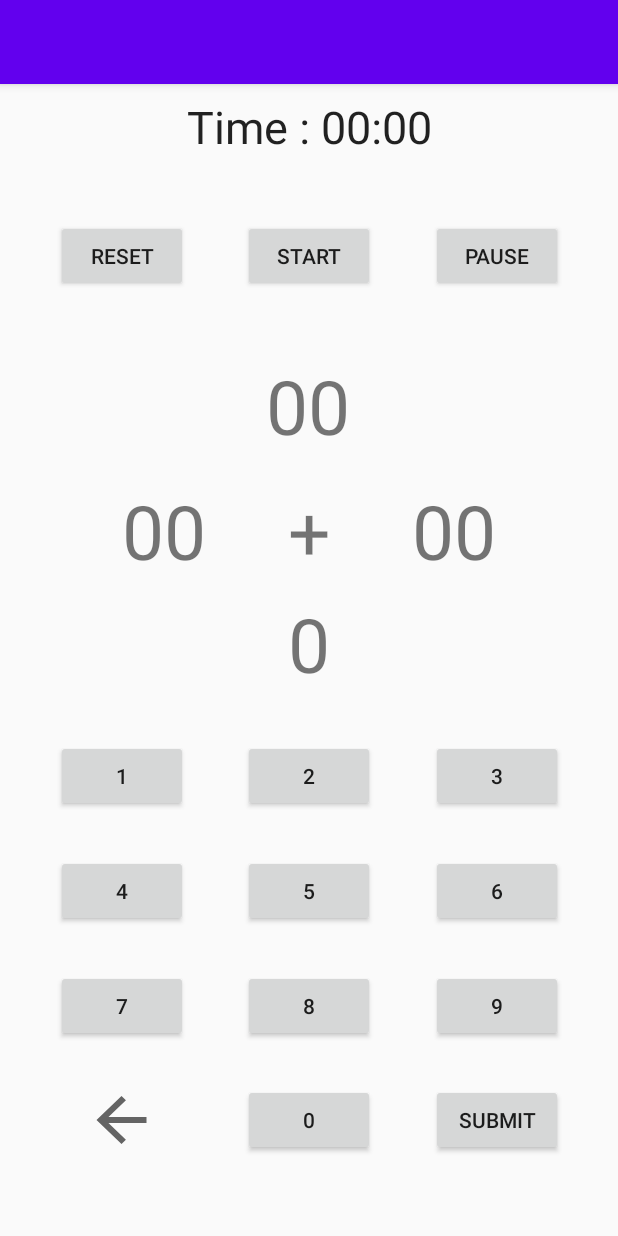
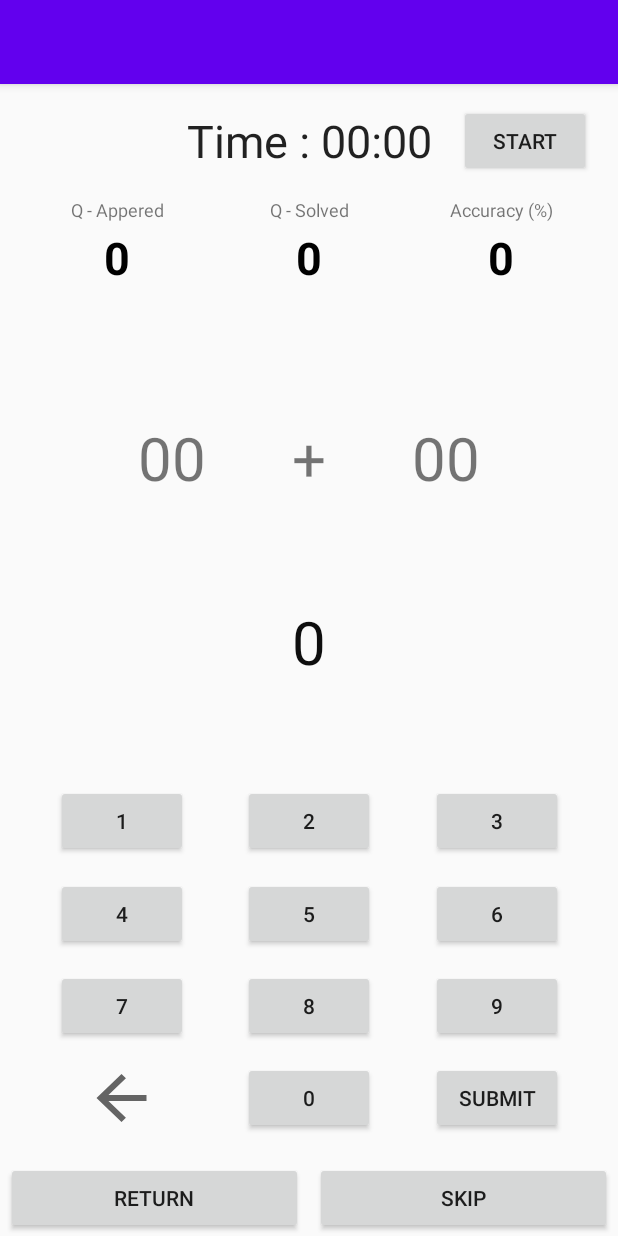
Before and after one commit to Indra-co-git/Math, an Android app: the play screen opened directly, with no data from a screen before it, on a phone screen of 412 x 824 dp. Run offline under Robolectric (Android 15) with nearby library versions, the phone set to English and light mode, and no system bars.

Commit message:
added basic layout

```diff
--- a/app/build.gradle
+++ b/app/build.gradle
@@ -34,6 +34,8 @@ dependencies {
     implementation 'androidx.constraintlayout:constraintlayout:1.1.3'
 
 
+    implementation 'com.google.firebase:firebase-database:19.3.1'
+    implementation 'com.google.firebase:firebase-firestore:21.5.0'
     testImplementation 'junit:junit:4.12'
     androidTestImplementation 'androidx.test.ext:junit:1.1.1'
     androidTestImplementation 'androidx.test.espresso:espresso-core:3.2.0'
--- a/app/src/main/java/com/indra/math/MainActivity.java
+++ b/app/src/main/java/com/indra/math/MainActivity.java
@@ -28,7 +28,6 @@ import com.google.firebase.database.ValueEventListener;
 
 import java.util.Arrays;
 import java.util.HashMap;
-import java.util.HashSet;
 import java.util.Map;
 import java.util.Random;
 
@@ -76,7 +75,7 @@ public class MainActivity extends AppCompatActivity {
 
 
 
-        b1 = findViewById(R.id.start);
+        b1 = findViewById(R.id.skip);
         b2 = findViewById(R.id.pause);
         b3 = findViewById(R.id.reset);
 
--- a/app/src/main/java/com/indra/math/play.java
+++ b/app/src/main/java/com/indra/math/play.java
@@ -1,31 +1,30 @@
 package com.indra.math;
 
 import android.content.Intent;
+import android.graphics.Color;
 import android.os.Bundle;
 import android.os.SystemClock;
-import android.view.Menu;
-import android.view.MenuInflater;
-import android.view.MenuItem;
 import android.view.View;
 import android.widget.Button;
 import android.widget.Chronometer;
 import android.widget.TextView;
+import android.widget.Toast;
 
 import androidx.appcompat.app.AppCompatActivity;
-
-import com.google.firebase.auth.FirebaseAuth;
 
 import java.util.Random;
 
 public class play extends AppCompatActivity {
 
     Chronometer chronometer;
-    Button start,pause,reset,sub,b0,b1,b2,b3,b4,b5,b6,b7,b8,b9,backspace;
+    Button start,returned,skip,sub,b0,b1,b2,b3,b4,b5,b6,b7,b8,b9,backspace;
     private boolean running;
     private long offset;
     String answer_input;
 
-    TextView ta,tb,ts,fs,ed;
+    int solved_val,appered_val,accuracy_val;
+
+    TextView ta,tb,ed,solve,appere,accuracy;
     int a,b,c,s;
 //    EditText ed;
     @Override
@@ -37,24 +36,33 @@ public class play extends AppCompatActivity {
         chronometer.setBase(SystemClock.elapsedRealtime());
         //  chronometer.setCountDown(true);
         answer_input = "0";
+        solved_val=0;
+        appered_val=0;
+        accuracy_val=0;
 
 
         start = findViewById(R.id.start);
-        pause = findViewById(R.id.pause);
-        reset = findViewById(R.id.reset);
+//        pause = findViewById(R.id.pause);
+//        reset = findViewById(R.id.reset);
 
         ta = findViewById(R.id.a);
         tb = findViewById(R.id.b);
-        ts = findViewById(R.id.score);
-        fs = findViewById(R.id.finalscore);
+        solve=findViewById(R.id.q_solved);
+        appere=findViewById(R.id.q_appered);
+        accuracy=findViewById(R.id.accuracy);
+        ed = findViewById(R.id.res);
 
         sub = findViewById(R.id.submit);
+
+
+        returned=findViewById(R.id.returned);
+        skip=findViewById(R.id.skip);
 
 //        keyboard cord part
         {
         ed = findViewById(R.id.res);
 
-
+        sub = findViewById(R.id.submit);
         b0 = findViewById(R.id.button0);
         b1 = findViewById(R.id.button1);
         b2 = findViewById(R.id.button2);
@@ -211,35 +219,27 @@ public class play extends AppCompatActivity {
                     tb.setText(String.valueOf(int_randomb));
                     sub.setClickable(true);
                     ed.setText("");
-
+                    answer_input="0";
                 }
             }
         });
 
-        pause.setOnClickListener(new View.OnClickListener() {
+        //skip of question with no accuracy change
+        skip.setOnClickListener(new View.OnClickListener() {
             @Override
             public void onClick(View view) {
                 if(running)
                 {
-                    chronometer.stop();
-                    offset = SystemClock.elapsedRealtime() - chronometer.getBase();
-                    running = false;
-
-
+                    set_next_question();
                 }
             }
         });
-
-        reset.setOnClickListener(new View.OnClickListener() {
+//        return to mainactivity(intro)
+        returned.setOnClickListener(new View.OnClickListener() {
             @Override
             public void onClick(View view) {
-                if(!running)
-                {
-                    chronometer.setBase(SystemClock.elapsedRealtime());
-                    offset=0;
-                    chronometer.stop();
-                }
-
+                Intent intent = new Intent( play.this,MainActivity.class);
+                startActivity(intent);
             }
         });
 
@@ -252,11 +252,8 @@ public class play extends AppCompatActivity {
                     running = false;
                     chronometer.stop();
 
-                    fs.setText(String.valueOf(s));
                     sub.setClickable(false);
                     s = 0;
-
-
                 }
             }
         });
@@ -264,35 +261,57 @@ public class play extends AppCompatActivity {
         sub.setOnClickListener(new View.OnClickListener() {
             @Override
             public void onClick(View view) {
+                if (running) {
 
+                    if (ta.getText().toString().length() == 0 || tb.getText().toString().length() == 0 || ed.getText().toString().length() == 0) {
+                        Toast.makeText(play.this, "Submit is wrong", Toast.LENGTH_SHORT).show();
+                    } else {
                         a = Integer.valueOf(ta.getText().toString());
                         b = Integer.valueOf(tb.getText().toString());
                         c = Integer.valueOf(ed.getText().toString().trim());
-                answer_input="0";
+                        answer_input = "0";
                         ed.setText(answer_input);
-                if(ed.getText().length()!=0 && c == (a+b) )
-                {
+                        if (ed.getText().length() != 0 && c == (a + b)) {
                             s++;
-                    ts.setText(String.valueOf(s));
+                            ed.setText(answer_input);
+                            solved_val += 1;
+
+                            ed.setBackgroundColor(Color.parseColor("#94CAFBAB"));
+                        } else {
                             ed.setText("");
+                            ed.setError("Wrong");
+                            ed.setBackgroundColor(Color.parseColor("#60F47C7C"));
+                        }
+                        appered_val++;
+
+                        set_scored_accuracy_appared();
+                        set_next_question();
+//                        solve.setText("some");
+                    }
+                }
+            }
+        });
+
+
+    }
+
+    private void set_scored_accuracy_appared() {
+
+        solve.setText(String.valueOf(solved_val));
+        appere.setText(String.valueOf(appered_val));
+        if(appered_val!=0)
+        accuracy.setText(String.valueOf((solved_val*100/appered_val)));
+        else
+            accuracy.setText("0");
+    }
+
+    private void set_next_question() {
         Random rand = new Random();
         int int_randoma = rand.nextInt(10);
         int int_randomb = rand.nextInt(10);
         ta.setText(String.valueOf(int_randoma));
         tb.setText(String.valueOf(int_randomb));
     }
-                else
-                {
-                    ed.setText("");
-                    ed.setError("Wrong");
-
-                }
-
-            }
-        });
 
 
 }
-
-
-}
--- a/app/src/main/res/layout/activity_main.xml
+++ b/app/src/main/res/layout/activity_main.xml
@@ -32,7 +32,7 @@
             android:layout_height="wrap_content"
             android:text="start"
             android:layout_gravity="center"
-            android:id="@+id/start"
+            android:id="@+id/skip"
             />
         <Button
             android:layout_width="wrap_content"
--- a/app/src/main/res/layout/activity_play.xml
+++ b/app/src/main/res/layout/activity_play.xml
@@ -5,42 +5,6 @@
     android:layout_width="match_parent"
     android:layout_height="match_parent"
     tools:context=".play">
-
-    <Button
-        android:id="@+id/reset"
-        android:layout_width="wrap_content"
-        android:layout_height="wrap_content"
-        android:layout_gravity="center"
-        android:text="RESET"
-        app:layout_constraintBottom_toBottomOf="@+id/start"
-        app:layout_constraintEnd_toStartOf="@+id/start"
-        app:layout_constraintHorizontal_bias="0.5"
-        app:layout_constraintStart_toStartOf="parent"
-        app:layout_constraintTop_toTopOf="@+id/start" />
-
-    <Button
-        android:id="@+id/start"
-        android:layout_width="wrap_content"
-        android:layout_height="wrap_content"
-        android:layout_gravity="center"
-        android:text="start"
-        app:layout_constraintBottom_toTopOf="@+id/score"
-        app:layout_constraintEnd_toStartOf="@+id/pause"
-        app:layout_constraintHorizontal_bias="0.5"
-        app:layout_constraintStart_toEndOf="@+id/reset"
-        app:layout_constraintTop_toBottomOf="@+id/c1" />
-
-    <Button
-        android:id="@+id/pause"
-        android:layout_width="wrap_content"
-        android:layout_height="wrap_content"
-        android:layout_gravity="center"
-        android:text="pause"
-        app:layout_constraintBottom_toBottomOf="@+id/start"
-        app:layout_constraintEnd_toEndOf="parent"
-        app:layout_constraintHorizontal_bias="0.5"
-        app:layout_constraintStart_toEndOf="@+id/start"
-        app:layout_constraintTop_toTopOf="@+id/start" />
 
     <Button
         android:id="@+id/button9"
@@ -173,15 +137,45 @@
         app:layout_constraintTop_toTopOf="@+id/back"
         app:layout_constraintVertical_bias="1.0" />
 
+    <Button
+        android:id="@+id/skip"
+        android:layout_width="0dp"
+        android:layout_height="wrap_content"
+        android:layout_marginLeft="4dp"
+        android:layout_marginRight="4dp"
+        android:text="Skip"
+        app:layout_constraintBottom_toBottomOf="parent"
+        app:layout_constraintEnd_toEndOf="parent"
+        app:layout_constraintHorizontal_bias="0.5"
+        app:layout_constraintStart_toEndOf="@+id/returned"
+        app:layout_constraintTop_toTopOf="@+id/guideline5"
+        app:layout_constraintVertical_bias="0.9" />
+
+    <Button
+        android:id="@+id/returned"
+        android:layout_width="0dp"
+        android:layout_height="wrap_content"
+        android:layout_marginLeft="4dp"
+        android:layout_marginRight="4dp"
+        android:text="RETURN"
+        app:layout_constraintBottom_toBottomOf="parent"
+        app:layout_constraintEnd_toStartOf="@+id/skip"
+        app:layout_constraintHorizontal_bias="0.5"
+        app:layout_constraintHorizontal_chainStyle="spread"
+        app:layout_constraintStart_toStartOf="parent"
+        app:layout_constraintTop_toTopOf="@+id/guideline5"
+        app:layout_constraintVertical_bias="0.9" />
+
     <Chronometer
         android:id="@+id/c1"
         android:layout_width="wrap_content"
         android:layout_height="wrap_content"
         android:layout_gravity="center"
 
-        android:layout_marginTop="8dp"
         android:textSize="30sp"
+        app:layout_constraintBottom_toTopOf="@+id/constraintLayout"
         app:layout_constraintEnd_toEndOf="parent"
+        app:layout_constraintHorizontal_bias="0.5"
         app:layout_constraintStart_toStartOf="parent"
         app:layout_constraintTop_toTopOf="parent" />
 
@@ -190,15 +184,15 @@
         android:layout_width="0dp"
         android:layout_height="wrap_content"
         android:layout_gravity="center"
-        android:layout_marginBottom="8dp"
         android:layout_weight="1"
         android:text="+"
         android:textAlignment="center"
-        android:textSize="50sp"
+        android:textSize="40dp"
         app:layout_constraintBottom_toTopOf="@+id/res"
         app:layout_constraintEnd_toStartOf="@+id/b"
         app:layout_constraintHorizontal_bias="0.5"
-        app:layout_constraintStart_toEndOf="@+id/a" />
+        app:layout_constraintStart_toEndOf="@+id/a"
+        app:layout_constraintTop_toTopOf="@+id/guideline6" />
 
     <TextView
         android:id="@+id/b"
@@ -207,26 +201,12 @@
         android:layout_gravity="center"
         android:layout_weight="1"
         android:text="00"
-        android:textSize="50sp"
+        android:textSize="40dp"
         app:layout_constraintBottom_toBottomOf="@+id/o"
         app:layout_constraintEnd_toEndOf="parent"
         app:layout_constraintHorizontal_bias="0.5"
         app:layout_constraintStart_toEndOf="@+id/o"
         app:layout_constraintTop_toTopOf="@+id/o" />
-
-    <TextView
-
-        android:id="@+id/score"
-        android:layout_width="wrap_content"
-        android:layout_height="wrap_content"
-        android:layout_gravity="center"
-        android:layout_marginBottom="16dp"
-        android:text="00"
-        android:textSize="50sp"
-        app:layout_constraintBottom_toTopOf="@+id/o"
-        app:layout_constraintEnd_toEndOf="parent"
-        app:layout_constraintHorizontal_bias="0.498"
-        app:layout_constraintStart_toStartOf="parent" />
 
     <TextView
         android:id="@+id/a"
@@ -236,7 +216,7 @@
         android:layout_weight="1"
         android:gravity="right"
         android:text="00"
-        android:textSize="50sp"
+        android:textSize="40dp"
         app:layout_constraintBottom_toBottomOf="@+id/o"
         app:layout_constraintEnd_toStartOf="@+id/o"
         app:layout_constraintHorizontal_bias="0.5"
@@ -244,63 +224,189 @@
         app:layout_constraintTop_toTopOf="@+id/o" />
 
     <TextView
-
-        android:id="@+id/finalscore"
-        android:layout_width="2dp"
-        android:layout_height="48dp"
-        android:layout_gravity="center"
-        android:layout_margin="5dp"
-        android:text=""
-        android:textSize="40sp"
-        app:layout_constraintBottom_toBottomOf="@+id/score"
-        app:layout_constraintEnd_toEndOf="parent"
-        app:layout_constraintStart_toEndOf="@+id/score"
-        app:layout_constraintTop_toTopOf="@+id/score" />
-
-    <TextView
         android:id="@+id/res"
         android:layout_width="0dp"
         android:layout_height="wrap_content"
-        android:layout_marginBottom="16dp"
         android:gravity="center"
         android:text="0"
-        android:textSize="50sp"
-        app:layout_constraintBottom_toTopOf="@+id/guideline"
+        android:textColor="#0E0E0E"
+        android:textSize="40dp"
+        app:layout_constraintBottom_toTopOf="@+id/button1"
+        app:layout_constraintEnd_toEndOf="@+id/button3"
+        app:layout_constraintHorizontal_bias="0.5"
+        app:layout_constraintStart_toStartOf="@+id/button1"
+        app:layout_constraintTop_toBottomOf="@+id/o" />
+
+    <androidx.constraintlayout.widget.ConstraintLayout
+        android:id="@+id/constraintLayout2"
+        android:layout_width="100dp"
+        android:layout_height="wrap_content"
+        app:layout_constraintBottom_toBottomOf="@+id/constraintLayout"
+        app:layout_constraintEnd_toStartOf="@+id/constraintLayout"
+        app:layout_constraintHorizontal_bias="0.5"
+        app:layout_constraintStart_toStartOf="parent"
+        app:layout_constraintTop_toTopOf="@+id/constraintLayout">
+
+        <TextView
+            android:id="@+id/textView4"
+            android:layout_width="0dp"
+            android:layout_height="wrap_content"
+            android:gravity="center"
+            android:text="Q - Appered"
+            android:textSize="12sp"
+            app:layout_constraintBottom_toTopOf="@+id/q_appered"
+            app:layout_constraintEnd_toEndOf="parent"
+            app:layout_constraintHorizontal_bias="0.5"
+            app:layout_constraintStart_toStartOf="parent"
+            app:layout_constraintTop_toTopOf="parent" />
+
+        <TextView
+            android:id="@+id/q_appered"
+            android:layout_width="0dp"
+            android:layout_height="wrap_content"
+            android:layout_marginTop="3dp"
+            android:gravity="center"
+            android:text="0"
+            android:textColor="#000000"
+            android:textSize="30dp"
+            android:textStyle="bold"
+            app:layout_constraintBottom_toBottomOf="parent"
+            app:layout_constraintEnd_toEndOf="parent"
+            app:layout_constraintHorizontal_bias="0.5"
+            app:layout_constraintStart_toStartOf="parent"
+            app:layout_constraintTop_toBottomOf="@+id/textView4" />
+    </androidx.constraintlayout.widget.ConstraintLayout>
+
+    <androidx.constraintlayout.widget.ConstraintLayout
+        android:id="@+id/constraintLayout"
+        android:layout_width="100dp"
+        android:layout_height="wrap_content"
+        app:layout_constraintBottom_toTopOf="@+id/guideline6"
+        app:layout_constraintEnd_toStartOf="@+id/constraintLayout3"
+        app:layout_constraintHorizontal_bias="0.5"
+        app:layout_constraintStart_toEndOf="@+id/constraintLayout2"
+        app:layout_constraintTop_toBottomOf="@+id/c1">
+
+        <TextView
+            android:id="@+id/textView42"
+            android:layout_width="0dp"
+            android:layout_height="wrap_content"
+            android:gravity="center"
+            android:text="Q - Solved"
+            android:textSize="12sp"
+            app:layout_constraintBottom_toTopOf="@+id/q_solved"
+            app:layout_constraintEnd_toEndOf="parent"
+            app:layout_constraintHorizontal_bias="0.5"
+            app:layout_constraintStart_toStartOf="parent"
+            app:layout_constraintTop_toTopOf="parent" />
+
+        <TextView
+            android:id="@+id/q_solved"
+            android:layout_width="0dp"
+            android:layout_height="wrap_content"
+            android:layout_marginTop="3dp"
+            android:gravity="center"
+            android:text="0"
+            android:textColor="#000000"
+            android:textSize="30dp"
+            android:textStyle="bold"
+            app:layout_constraintBottom_toBottomOf="parent"
+            app:layout_constraintEnd_toEndOf="parent"
+            app:layout_constraintHorizontal_bias="0.5"
+            app:layout_constraintStart_toStartOf="parent"
+            app:layout_constraintTop_toBottomOf="@+id/textView42" />
+    </androidx.constraintlayout.widget.ConstraintLayout>
+
+    <androidx.constraintlayout.widget.ConstraintLayout
+        android:id="@+id/constraintLayout3"
+        android:layout_width="100dp"
+        android:layout_height="wrap_content"
+        app:layout_constraintBottom_toBottomOf="@+id/constraintLayout"
         app:layout_constraintEnd_toEndOf="parent"
-        app:layout_constraintStart_toStartOf="parent" />
+        app:layout_constraintHorizontal_bias="0.5"
+        app:layout_constraintStart_toEndOf="@+id/constraintLayout"
+        app:layout_constraintTop_toTopOf="@+id/constraintLayout">
+
+        <TextView
+            android:id="@+id/textView43"
+            android:layout_width="0dp"
+            android:layout_height="wrap_content"
+            android:gravity="center"
+            android:text="Accuracy (%)"
+            android:textSize="12sp"
+            app:layout_constraintBottom_toTopOf="@+id/accuracy"
+            app:layout_constraintEnd_toEndOf="parent"
+            app:layout_constraintHorizontal_bias="0.5"
+            app:layout_constraintStart_toStartOf="parent"
+            app:layout_constraintTop_toTopOf="parent" />
+
+        <TextView
+            android:id="@+id/accuracy"
+            android:layout_width="0dp"
+            android:layout_height="wrap_content"
+            android:layout_marginTop="3dp"
+            android:gravity="center"
+            android:text="0"
+            android:textColor="#000000"
+            android:textSize="30dp"
+            android:textStyle="bold"
+            app:layout_constraintBottom_toBottomOf="parent"
+            app:layout_constraintEnd_toEndOf="parent"
+            app:layout_constraintHorizontal_bias="0.5"
+            app:layout_constraintStart_toStartOf="parent"
+            app:layout_constraintTop_toBottomOf="@+id/textView43" />
+    </androidx.constraintlayout.widget.ConstraintLayout>
 
     <androidx.constraintlayout.widget.Guideline
         android:id="@+id/guideline4"
         android:layout_width="wrap_content"
         android:layout_height="wrap_content"
         android:orientation="horizontal"
-        app:layout_constraintGuide_percent="0.85" />
+        app:layout_constraintGuide_percent="0.84" />
 
     <androidx.constraintlayout.widget.Guideline
         android:id="@+id/guideline5"
         android:layout_width="wrap_content"
         android:layout_height="wrap_content"
         android:orientation="horizontal"
-        app:layout_constraintGuide_percent="0.95" />
+        app:layout_constraintGuide_percent="0.92" />
 
     <androidx.constraintlayout.widget.Guideline
         android:id="@+id/guideline"
         android:layout_width="wrap_content"
         android:layout_height="wrap_content"
         android:orientation="horizontal"
-        app:layout_constraintGuide_percent=".55" />
+        app:layout_constraintGuide_percent=".6" />
 
     <androidx.constraintlayout.widget.Guideline
         android:id="@+id/guideline2"
         android:layout_width="wrap_content"
         android:layout_height="wrap_content"
         android:orientation="horizontal"
-        app:layout_constraintGuide_percent=".65" />
+        app:layout_constraintGuide_percent=".68" />
 
     <androidx.constraintlayout.widget.Guideline
         android:id="@+id/guideline3"
         android:layout_width="wrap_content"
         android:layout_height="wrap_content"
         android:orientation="horizontal"
-        app:layout_constraintGuide_percent="0.75" />
+        app:layout_constraintGuide_percent=".76" />
+
+    <androidx.constraintlayout.widget.Guideline
+        android:id="@+id/guideline6"
+        android:layout_width="wrap_content"
+        android:layout_height="wrap_content"
+        android:orientation="horizontal"
+        app:layout_constraintGuide_percent="0.2" />
+
+    <Button
+        android:id="@+id/start"
+        android:layout_width="wrap_content"
+        android:layout_height="wrap_content"
+        android:text="Start"
+        app:layout_constraintBottom_toBottomOf="@+id/c1"
+        app:layout_constraintEnd_toEndOf="parent"
+        app:layout_constraintStart_toEndOf="@+id/c1"
+        app:layout_constraintTop_toTopOf="@+id/c1" />
+
 </androidx.constraintlayout.widget.ConstraintLayout>
```
Also changed, not shown: app/src/main/res/drawable/ic_baseline_arrow_back_24.xml (renamed from app/src/main/res/drawable-v24/ic_baseline_arrow_back_24.xml), app/src/main/res/drawable/ic_baseline_arrow_back_ios_24.xml (renamed from app/src/main/res/drawable-v24/ic_baseline_arrow_back_ios_24.xml), app/src/main/res/drawable/ic_launcher_foreground.xml (renamed from app/src/main/res/drawable-v24/ic_launcher_foreground.xml), 1 other file. Lines whose indentation alone changed are shown as unchanged.
